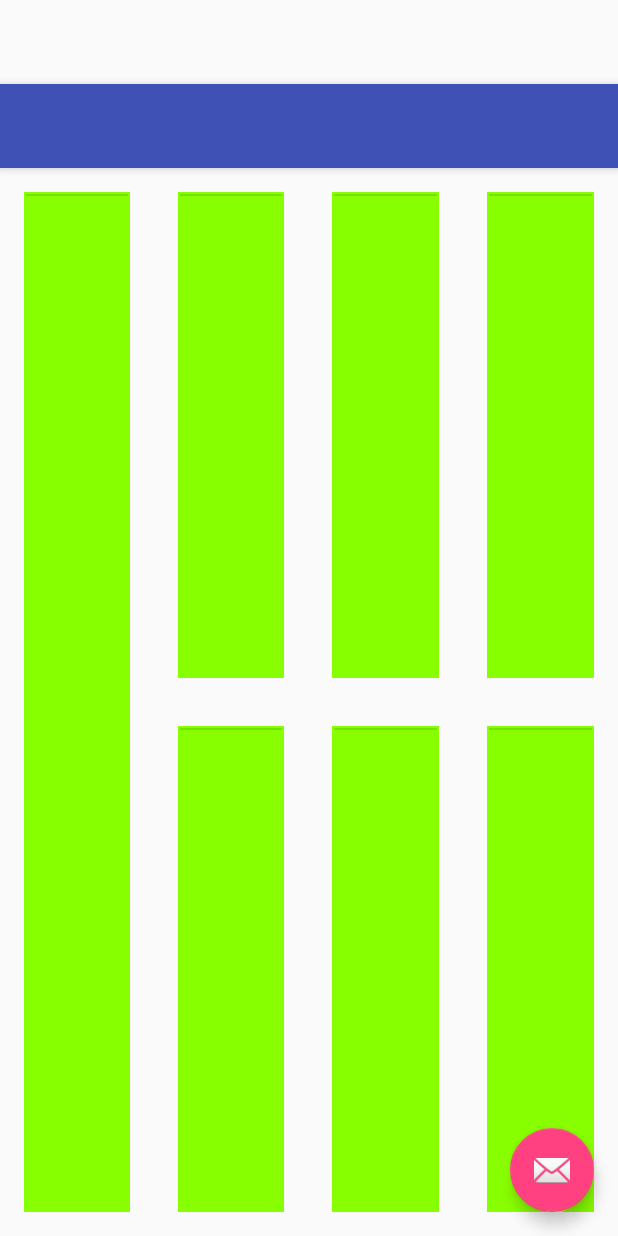
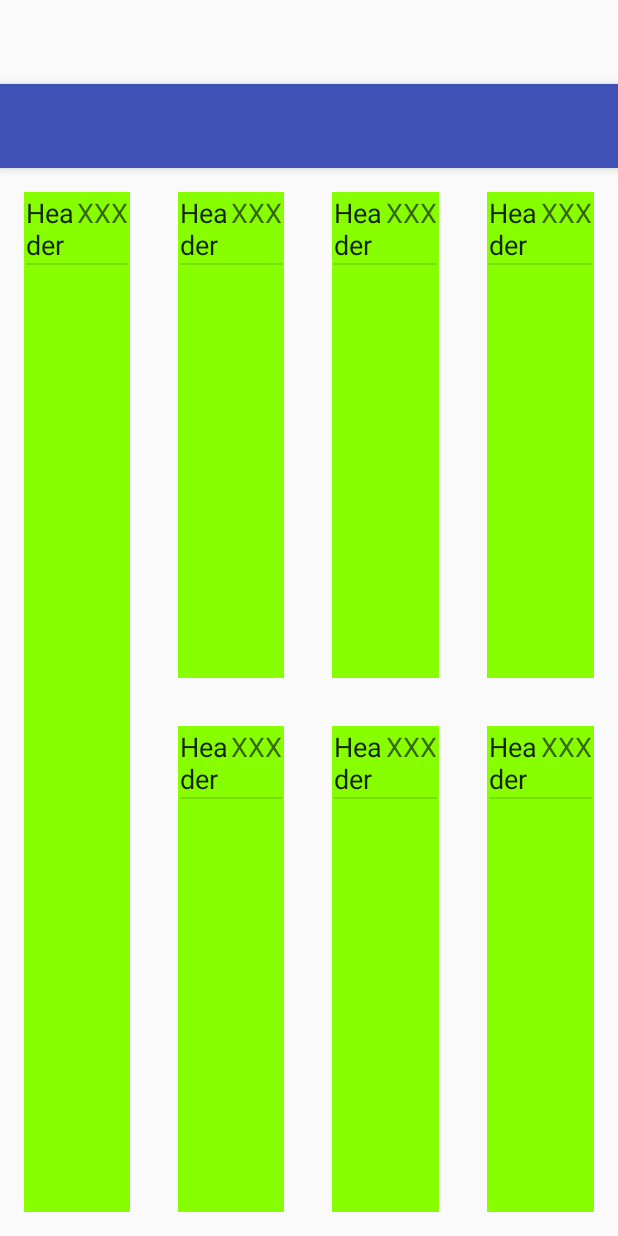
Before and after one commit to slava888/SchoolAccounting, an Android app: the layout activity_main.xml on its own in the app's theme, with its tools: preview values and no code run, on a phone screen of 412 x 824 dp. Run offline under Robolectric (Android 15) with nearby library versions, the phone set to English and light mode, and no system bars.

Commit message:
Room preview

```diff
--- a/app/build.gradle
+++ b/app/build.gradle
@@ -1,5 +1,6 @@
 apply plugin: 'com.android.application'
 apply plugin: 'com.neenbedankt.android-apt'
+apply plugin: 'me.tatarka.retrolambda'
 
 android {
     compileSdkVersion 23
@@ -18,6 +19,10 @@ android {
             proguardFiles getDefaultProguardFile('proguard-android.txt'), 'proguard-rules.pro'
         }
     }
+    compileOptions {
+        sourceCompatibility JavaVersion.VERSION_1_8
+        targetCompatibility JavaVersion.VERSION_1_8
+    }
 }
 
 dependencies {
--- a/app/src/main/AndroidManifest.xml
+++ b/app/src/main/AndroidManifest.xml
@@ -11,6 +11,7 @@
         <activity
             android:name=".Main"
             android:label="@string/app_name"
+            android:screenOrientation="landscape"
             android:theme="@style/AppTheme.NoActionBar">
             <intent-filter>
                 <action android:name="android.intent.action.MAIN" />
--- a/app/src/main/java/de/slava/schoolaccounting/Main.java
+++ b/app/src/main/java/de/slava/schoolaccounting/Main.java
@@ -73,7 +73,7 @@ public class Main extends AppCompatActivity {
         model = storage.loadModel();
         Map<String, RoomView> room2View = new HashMap<>();
         room2View.put("Home", roomHome);
-        room2View.put("Unknown", roomUnknown);
+        room2View.put("?", roomUnknown);
         room2View.put("011", room011);
         room2View.put("017", room017);
         room2View.put("018", room018);
--- a/app/src/main/res/layout/activity_main.xml
+++ b/app/src/main/res/layout/activity_main.xml
@@ -23,12 +23,12 @@
 
     <include layout="@layout/content_main" />
 
-    <android.support.design.widget.FloatingActionButton
-        android:id="@+id/fab"
-        android:layout_width="wrap_content"
-        android:layout_height="wrap_content"
-        android:layout_gravity="bottom|end"
-        android:layout_margin="@dimen/fab_margin"
-        android:src="@android:drawable/ic_dialog_email" />
+    <!--<android.support.design.widget.FloatingActionButton-->
+        <!--android:id="@+id/fab"-->
+        <!--android:layout_width="wrap_content"-->
+        <!--android:layout_height="wrap_content"-->
+        <!--android:layout_gravity="bottom|end"-->
+        <!--android:layout_margin="@dimen/fab_margin"-->
+        <!--android:src="@android:drawable/ic_dialog_email" />-->
 
 </android.support.design.widget.CoordinatorLayout>
--- a/app/src/main/res/layout/room_view.xml
+++ b/app/src/main/res/layout/room_view.xml
@@ -10,19 +10,34 @@
         android:layout_width="wrap_content"
         android:layout_height="wrap_content"
         android:textAppearance="@android:style/TextAppearance.Medium"
-        android:id="@+id/header"
+        android:id="@+id/textHeader"
+        android:text="Header"
         android:layout_alignParentTop="true"
         android:layout_alignParentLeft="true"
-        android:layout_alignParentStart="true" />
+        android:layout_toLeftOf="@+id/textNumber" />
 
-    <View style="@style/Divider"/>
+    <TextView
+        android:layout_width="wrap_content"
+        android:layout_height="wrap_content"
+        android:textAppearance="?android:attr/textAppearanceMedium"
+        android:text="XXX"
+        android:id="@+id/textNumber"
+        android:layout_alignParentTop="true"
+        android:layout_alignParentRight="true"/>
+
+    <View style="@style/Divider"
+        android:id="@+id/dividerHeader"
+        android:layout_below="@+id/textHeader"
+        android:layout_alignParentLeft="true"/>
 
     <ListView
         android:layout_width="wrap_content"
         android:layout_height="wrap_content"
         android:id="@+id/listView"
-        android:layout_below="@+id/header"
+        android:layout_below="@+id/dividerHeader"
         android:layout_alignParentLeft="true"
-        android:layout_alignParentStart="true" />
+        />
+
+
 
 </merge>
--- a/build.gradle
+++ b/build.gradle
@@ -7,6 +7,7 @@ buildscript {
     dependencies {
         classpath 'com.android.tools.build:gradle:1.5.0'
         classpath 'com.neenbedankt.gradle.plugins:android-apt:1.8'
+        classpath 'me.tatarka:gradle-retrolambda:3.2.5'
 
         // NOTE: Do not place your application dependencies here; they belong
         // in the individual module build.gradle files
```
Also changed, not shown: app/src/main/java/de/slava/schoolaccounting/model/BasicEntity.java (added, +26 -0 lines), app/src/main/java/de/slava/schoolaccounting/model/Room.java (+49 -2 lines), app/src/main/java/de/slava/schoolaccounting/model/Scholar.java (+54 -3 lines), app/src/main/java/de/slava/schoolaccounting/model/SchoolModel.java (+7 -2 lines), app/src/main/java/de/slava/schoolaccounting/model/Storage.java (+7 -8 lines), app/src/main/java/de/slava/schoolaccounting/room/RoomView.java (+44 -3 lines), app/src/main/res/layout/room_scholar_preview.xml (added, +8 -0 lines).
